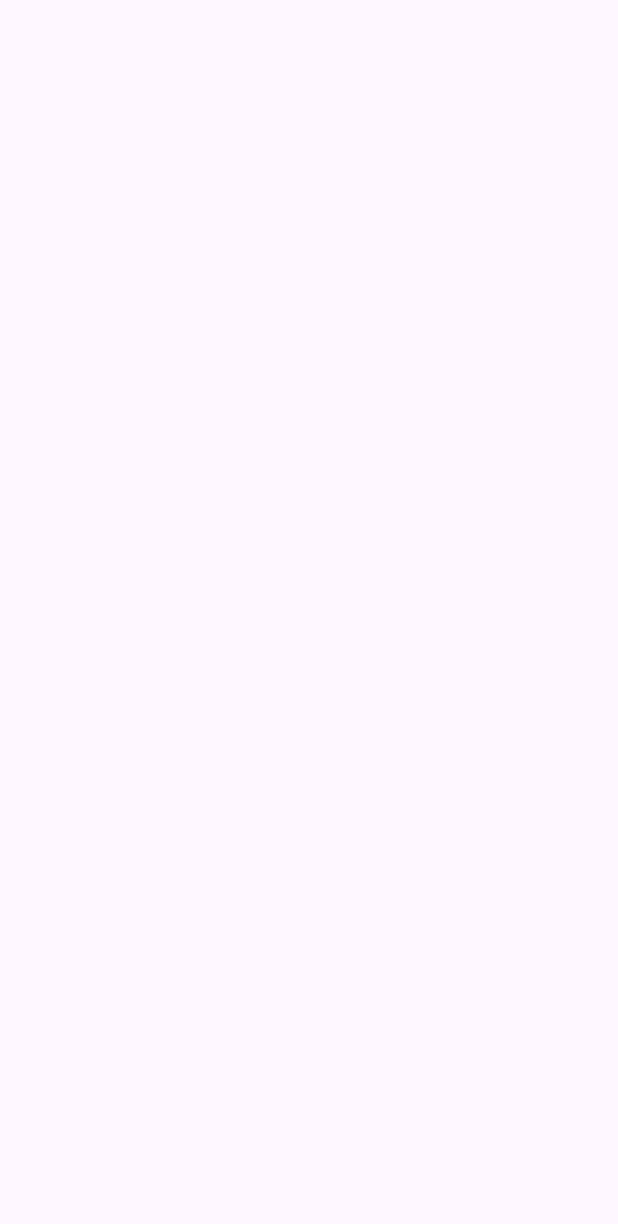
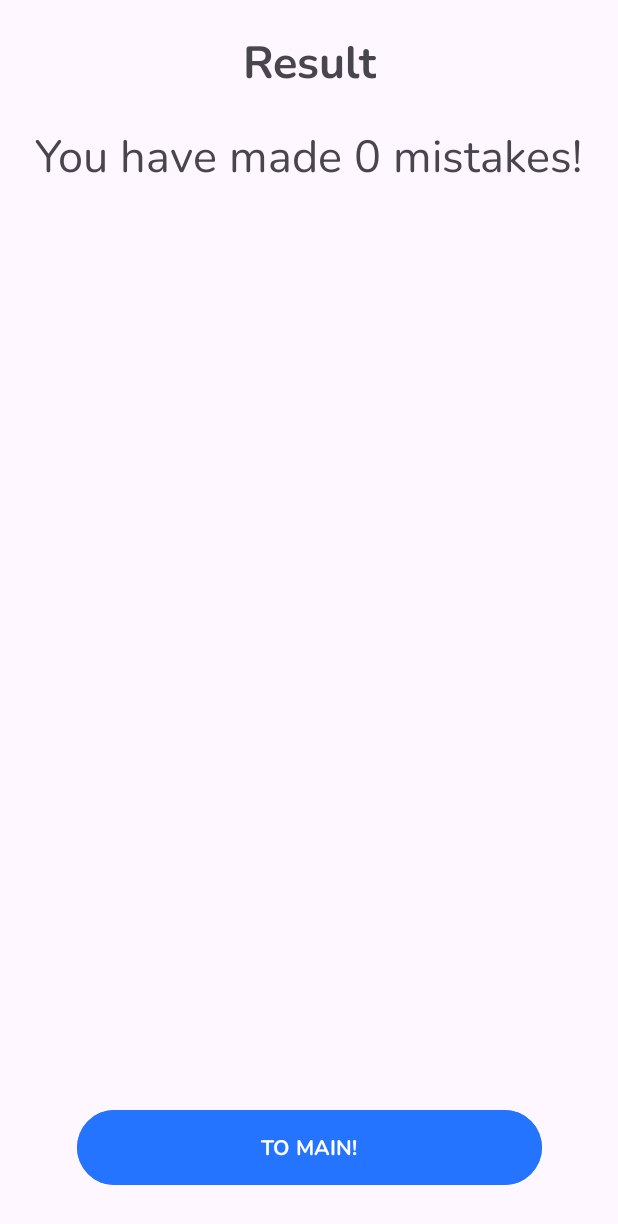
Before and after one commit to TypingGatito/LearnEnglishAndroid, an Android app: the TestResultActivity screen opened directly, with no data from a screen before it, on a phone screen of 412 x 824 dp. Before the commit the part shown is empty. Shown: the top 1224 px of the screen. Run offline under Robolectric (Android 15) with nearby library versions, the phone set to English and light mode, and no system bars; 1 statement that could not run was skipped.

Commit message:
Add progress bar in test Add final result page

```diff
--- a/app/src/main/AndroidManifest.xml
+++ b/app/src/main/AndroidManifest.xml
@@ -16,6 +16,9 @@
         android:theme="@style/Theme.LearningApp"
         tools:targetApi="31">
         <activity
+            android:name=".activities.AnswerActivity"
+            android:exported="false" />
+        <activity
             android:name=".activities.TestResultActivity"
             android:exported="false" />
         <activity
@@ -29,7 +32,7 @@
         </activity>
         <activity
             android:name=".activities.LearnWordActivity"
-            android:exported="false"></activity>
+            android:exported="false" />
 
         <receiver
             android:name=".receivers.AppInstallReceiver"
--- a/app/src/main/java/com/recipes_app/learningapp/activities/MainScreenActivity.kt
+++ b/app/src/main/java/com/recipes_app/learningapp/activities/MainScreenActivity.kt
@@ -22,7 +22,7 @@ import java.util.concurrent.TimeUnit
 class MainScreenActivity : AppCompatActivity() {
     private var _binding: ActivityMainScreenBinding? = null
     private val binding
-        get() = _binding ?: throw IllegalStateException("Binding in MainActivity is null")
+        get() = _binding ?: throw IllegalStateException("Binding in MainScreen is null")
 
     private val questionGenerator: QuestionGenerator = QuestionGeneratorPreload()
 
--- a/app/src/main/java/com/recipes_app/learningapp/activities/TestResultActivity.kt
+++ b/app/src/main/java/com/recipes_app/learningapp/activities/TestResultActivity.kt
@@ -1,13 +1,23 @@
 package com.recipes_app.learningapp.activities
 
+import android.content.Intent
 import android.os.Bundle
 import androidx.activity.enableEdgeToEdge
 import androidx.appcompat.app.AppCompatActivity
+import androidx.core.content.ContextCompat
 import androidx.core.view.ViewCompat
 import androidx.core.view.WindowInsetsCompat
+import androidx.recyclerview.widget.LinearLayoutManager
 import com.recipes_app.learningapp.R
+import com.recipes_app.learningapp.adapters.AnswerAdapter
+import com.recipes_app.learningapp.databinding.ActivityTestResultBinding
+import com.recipes_app.learningapp.questions.Answer
 
 class TestResultActivity : AppCompatActivity() {
+    private var _binding: ActivityTestResultBinding? = null
+    private val binding
+        get() = _binding ?: throw IllegalStateException("Binding in TestResultActivity is null")
+
     override fun onCreate(savedInstanceState: Bundle?) {
         super.onCreate(savedInstanceState)
         enableEdgeToEdge()
@@ -17,5 +27,38 @@ class TestResultActivity : AppCompatActivity() {
             v.setPadding(systemBars.left, systemBars.top, systemBars.right, systemBars.bottom)
             insets
         }
+
+        _binding = ActivityTestResultBinding.inflate(layoutInflater)
+        setContentView(binding.root)
+
+        setOnClicks()
+        setAnswersRecyclerView()
+        setText()
+    }
+
+    private fun setOnClicks() {
+        with(binding) {
+            btnBackToMain.setOnClickListener {
+                val intent: Intent = Intent(this@TestResultActivity, MainScreenActivity::class.java)
+                startActivity(intent)
+            }
+        }
+    }
+
+    private fun setAnswersRecyclerView() {
+        with(binding) {
+            val answers: List<Answer>? = intent.getParcelableArrayListExtra("answers")
+            rvWrongAnswers.adapter = AnswerAdapter(answers!!)
+
+            rvWrongAnswers.layoutManager = LinearLayoutManager(this@TestResultActivity)
+        }
+    }
+
+    private fun setText() {
+        val answers: List<Answer>? = intent.getParcelableArrayListExtra("answers")
+        with(binding) {
+            tvResultDescription.text = ContextCompat.getString(this@TestResultActivity, R.string.desc_result_pref) +
+                    " " + (answers?.size ?: 0) + " " + ContextCompat.getString(this@TestResultActivity, R.string.desc_result_post)
+        }
     }
 }
--- a/app/src/main/java/com/recipes_app/learningapp/questions/QuestionGenerator.kt
+++ b/app/src/main/java/com/recipes_app/learningapp/questions/QuestionGenerator.kt
@@ -1,6 +1,10 @@
 package com.recipes_app.learningapp.questions
 
 interface QuestionGenerator {
+    var numOfQuestions: Int
+        get() { return  1}
+        set(v) {}
+
     fun nextQuestion(): TestProgress
 
     fun answer(userAnswerIndex: Int): Boolean
--- a/app/src/main/java/com/recipes_app/learningapp/questions/QuestionGeneratorPreload.kt
+++ b/app/src/main/java/com/recipes_app/learningapp/questions/QuestionGeneratorPreload.kt
@@ -64,13 +64,17 @@ class QuestionGeneratorPreload :
 
     private var testProgress: TestProgress = TestProgress()
 
+    override var numOfQuestions: Int = 0
+        get() = field
+        set(numOfQuestions) {field = numOfQuestions}
+
     override fun startTest(numOfWords: Int, theme: String) {
 
         curWords = dictionary.filter {
             word: Word -> word.theme == theme
         }
 
-        val numOfQuestions = if (curWords.size < numOfWords) curWords.size else numOfWords
+        numOfQuestions = if (curWords.size < numOfWords) curWords.size else numOfWords
 
         testProgress.setAll(numOfQuestions)
     }
--- a/app/src/main/res/layout/activity_learn_word.xml
+++ b/app/src/main/res/layout/activity_learn_word.xml
@@ -45,7 +45,7 @@
             android:layout_width="wrap_content"
             android:layout_height="wrap_content"
             android:text="50"
-            android:textColor="@color/grey"
+            android:textColor="@color/black"
             android:textSize="18sp"
             app:layout_constraintBottom_toBottomOf="@+id/pbQuestionProgress"
             app:layout_constraintEnd_toEndOf="parent"
@@ -66,7 +66,7 @@
         app:layout_constraintEnd_toEndOf="parent"
         app:layout_constraintStart_toStartOf="parent"
         app:layout_constraintTop_toBottomOf="@+id/btnClose"
-        android:layout_marginTop="96dp" />
+        android:layout_marginTop="86dp" />
 
     <LinearLayout
         android:id="@+id/layoutAnswers"
--- a/app/src/main/res/layout/activity_test_result.xml
+++ b/app/src/main/res/layout/activity_test_result.xml
@@ -5,6 +5,58 @@
     android:id="@+id/main"
     android:layout_width="match_parent"
     android:layout_height="match_parent"
-    tools:context=".activities.TestResultActivity">
+    tools:context=".activities.TestResultActivity"
+    android:fitsSystemWindows="true" >
+
+    <TextView
+        android:id="@+id/tvResultTitle"
+        android:layout_width="wrap_content"
+        android:layout_height="wrap_content"
+        android:layout_marginTop="20dp"
+        android:fontFamily="@font/nunito_bold"
+        android:text="@string/title_result"
+        android:textSize="30sp"
+        app:layout_constraintEnd_toEndOf="parent"
+        app:layout_constraintStart_toStartOf="parent"
+        app:layout_constraintTop_toTopOf="parent" />
+
+    <TextView
+        android:id="@+id/tvResultDescription"
+        android:layout_width="wrap_content"
+        android:layout_height="wrap_content"
+        android:fontFamily="@font/nunito_regular"
+        android:layout_marginTop="20dp"
+        android:textSize="30sp"
+        app:layout_constraintEnd_toEndOf="parent"
+        app:layout_constraintStart_toStartOf="parent"
+        app:layout_constraintTop_toBottomOf="@+id/tvResultTitle"
+        tools:text="Try" />
+
+    <Button
+        android:id="@+id/btnBackToMain"
+        android:layout_width="310dp"
+        android:layout_height="58dp"
+        android:layout_marginBottom="30dp"
+        android:backgroundTint="@color/blue"
+        android:fontFamily="@font/nunito_bold"
+        android:text="@string/button_result"
+        android:textAllCaps="true"
+        android:visibility="visible"
+        app:layout_constraintBottom_toBottomOf="parent"
+        app:layout_constraintEnd_toEndOf="parent"
+        app:layout_constraintStart_toStartOf="parent" />
+
+    <androidx.recyclerview.widget.RecyclerView
+        android:id="@+id/rvWrongAnswers"
+        android:layout_width="match_parent"
+        android:layout_height="match_parent"
+        android:layout_marginHorizontal="20dp"
+        android:layout_marginVertical="20dp"
+        app:layout_constraintBottom_toTopOf="@+id/btnBackToMain"
+        app:layout_constraintEnd_toEndOf="parent"
+        app:layout_constraintHeight="wrap_content_constrained"
+        app:layout_constraintStart_toStartOf="parent"
+        app:layout_constraintTop_toBottomOf="@+id/tvResultDescription"
+        app:layout_constraintWidth="wrap_content_constrained" />
 
 </androidx.constraintlayout.widget.ConstraintLayout>
--- a/app/src/main/res/values/strings.xml
+++ b/app/src/main/res/values/strings.xml
@@ -12,4 +12,9 @@
 
     <string name="notification_title">-10 point to Gryffindor</string>
     <string name="notification_body">You haven\'t practised for quite a lot</string>
+
+    <string name="button_result">To main!</string>
+    <string name="title_result">Result</string>
+    <string name="desc_result_pref">You have made</string>
+    <string name="desc_result_post">mistakes!</string>
 </resources>
```
Also changed, not shown: app/src/main/java/com/recipes_app/learningapp/activities/LearnWordActivity.kt (+9 -10 lines), app/src/main/java/com/recipes_app/learningapp/questions/Answer.kt (+42 -4 lines), app/src/main/java/com/recipes_app/learningapp/questions/Question.kt (+28 -1 lines), app/src/main/java/com/recipes_app/learningapp/questions/Word.kt (+32 -1 lines), 1 other file.
